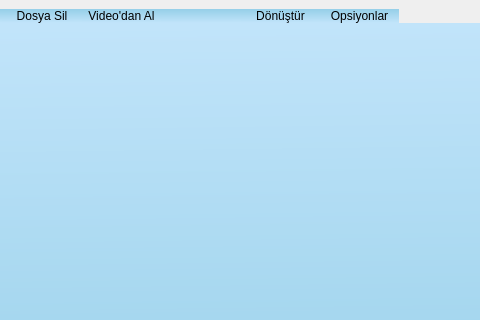
ozgurcengiz2008/JSPConverter, file main2_form.ui: the form before one commit; both pictures show x 86 to 566 and y 0 to 320 of the 812 by 632 pixel window.
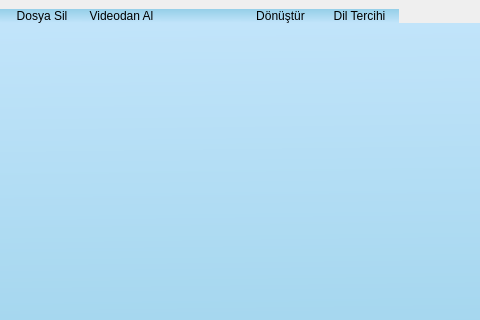
The form after the commit. Icons and pictures are not drawn.

```diff
--- a/main2_form.ui
+++ b/main2_form.ui
@@ -113,7 +113,7 @@
          </sizepolicy>
         </property>
         <property name="text">
-         <string>Video'dan Al</string>
+         <string>Videodan Al</string>
         </property>
         <property name="icon">
          <iconset resource="icons.qrc">
@@ -365,7 +365,7 @@
          </sizepolicy>
         </property>
         <property name="text">
-         <string>Opsiyonlar</string>
+         <string>Dil Tercihi</string>
         </property>
        </widget>
       </item>
```
